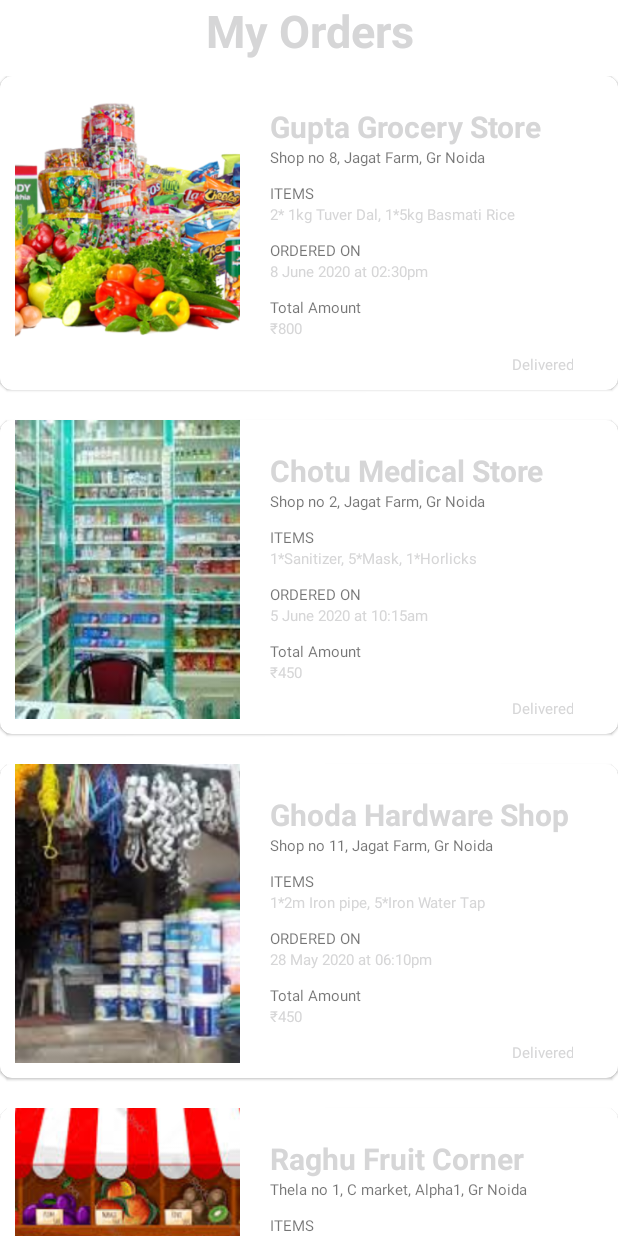
After one commit to tapanyadav/Grocy, an Android app: the Order_recyclerview screen opened directly, with no data from a screen before it, on a phone screen of 412 x 824 dp. The commit adds this screen. Run offline under Robolectric (Android 15) with nearby library versions, the phone set to English and light mode, and no system bars.

Commit message:
Added myOrders page

```diff
--- a/app/build.gradle
+++ b/app/build.gradle
@@ -25,6 +25,7 @@ android {
         sourceCompatibility = 1.8
         targetCompatibility = 1.8
     }
+
 
 }
 
@@ -65,4 +66,7 @@ dependencies {
     annotationProcessor 'com.github.bumptech.glide:compiler:4.11.0'
     implementation 'android.arch.paging:runtime:2.1.1'
 
+
+    implementation 'androidx.recyclerview:recyclerview:1.1.0'
+
 }
--- a/app/src/main/AndroidManifest.xml
+++ b/app/src/main/AndroidManifest.xml
@@ -6,7 +6,7 @@
     <uses-permission android:name="android.permission.ACCESS_NETWORK_STATE" />
     <uses-permission android:name="android.permission.INTERNET" />
     <uses-permission android:name="android.permission.ACCESS_COARSE_LOCATION" />
-    <uses-permission android:name="android.permission.ACCESS_FINE_LOCATION"/>
+    <uses-permission android:name="android.permission.ACCESS_FINE_LOCATION" />
 
     <application
         android:icon="@mipmap/ic_launcher"
@@ -16,7 +16,8 @@
         android:theme="@style/AppTheme"
         android:usesCleartextTraffic="true"
         tools:targetApi="m">
-        <activity android:name=".activities.AboutActivity"></activity>
+        <activity android:name=".activities.Order_recyclerview"></activity>
+        <activity android:name=".activities.AboutActivity" />
         <activity
             android:name=".activities.CategoriesDetailsActivity"
             android:hardwareAccelerated="true" />
--- /dev/null
+++ b/app/src/main/java/com/example/grocy/Adapters/OrdersAdapter.java
@@ -0,0 +1,69 @@
+package com.example.grocy.Adapters;
+
+import android.content.Context;
+import android.view.LayoutInflater;
+import android.view.View;
+import android.view.ViewGroup;
+import android.widget.ImageView;
+import android.widget.TextView;
+
+import androidx.annotation.NonNull;
+import androidx.recyclerview.widget.RecyclerView;
+
+import com.example.grocy.Models.OrderModel;
+import com.example.grocy.R;
+
+import java.util.ArrayList;
+import java.util.List;
+
+public class OrdersAdapter extends RecyclerView.Adapter<OrdersAdapter.ViewHolder> {
+    Context context;
+    List<OrderModel> orderModelList=new ArrayList<>();
+
+
+    public OrdersAdapter(Context context, List<OrderModel> orderModelList) {
+        this.context = context;
+        this.orderModelList = orderModelList;
+    }
+
+    @NonNull
+    @Override
+    public OrdersAdapter.ViewHolder onCreateViewHolder(@NonNull ViewGroup parent, int viewType) {
+        View view=LayoutInflater.from(parent.getContext()).inflate(R.layout.order_layout,parent,false);
+        return new ViewHolder(view);
+    }
+
+    @Override
+    public void onBindViewHolder(@NonNull OrdersAdapter.ViewHolder holder, int position) {
+        OrderModel orderModel=orderModelList.get(position);
+        holder.imageView.setImageResource(orderModel.getImageid());
+        holder.textView1.setText(orderModel.getShop());
+        holder.textView2.setText(orderModel.getAddress());
+        holder.textView3.setText(orderModel.getItem());
+        holder.textView4.setText(orderModel.getDate());
+        holder.textView5.setText(orderModel.getAmount());
+        holder.textView6.setText(orderModel.getDelivery_status());
+
+    }
+
+    @Override
+    public int getItemCount() {
+        return orderModelList.size();
+    }
+
+    public class ViewHolder extends RecyclerView.ViewHolder {
+        TextView textView1, textView2, textView3, textView4, textView5, textView6;
+        ImageView imageView;
+        public ViewHolder(@NonNull View itemView) {
+            super(itemView);
+            textView1=itemView.findViewById(R.id.shop_name);
+            textView2=itemView.findViewById(R.id.shop_address);
+            textView3=itemView.findViewById(R.id.ordered_items);
+            textView4=itemView.findViewById(R.id.ordered_date_time);
+            textView5=itemView.findViewById(R.id.amount);
+            textView6=itemView.findViewById(R.id.delivery_status);
+            imageView=itemView.findViewById(R.id.shop_image);
+
+        }
+    }
+}
--- a/app/src/main/java/com/example/grocy/activities/MainActivity.java
+++ b/app/src/main/java/com/example/grocy/activities/MainActivity.java
@@ -301,11 +301,13 @@ public class MainActivity extends AppCompatActivity implements NavigationView.On
         switch (menuItem.getItemId()) {
             case R.id.orders:
                 Toast.makeText(this, "Orders are shown here!", Toast.LENGTH_SHORT).show();
+                Intent intent=new Intent(this, Order_recyclerview.class);
+                startActivity(intent);
                 return true;
             case R.id.about:
                 Toast.makeText(this, "About is clicked!", Toast.LENGTH_SHORT).show();
-                Intent intent=new Intent(this, AboutActivity.class);
-                startActivity(intent);
+                Intent intent1=new Intent(this, AboutActivity.class);
+                startActivity(intent1);
                 return true;
             case R.id.feedback:
                 Toast.makeText(this, "Give your feedback here!", Toast.LENGTH_SHORT).show();
--- /dev/null
+++ b/app/src/main/java/com/example/grocy/activities/Order_recyclerview.java
@@ -0,0 +1,40 @@
+package com.example.grocy.activities;
+
+import androidx.appcompat.app.AppCompatActivity;
+import androidx.recyclerview.widget.LinearLayoutManager;
+import androidx.recyclerview.widget.RecyclerView;
+
+import android.os.Bundle;
+
+import com.example.grocy.Adapters.OrdersAdapter;
+import com.example.grocy.Models.OrderModel;
+import com.example.grocy.R;
+
+import java.util.ArrayList;
+import java.util.List;
+
+public class Order_recyclerview extends AppCompatActivity {
+    RecyclerView recyclerView;
+    List<OrderModel> orderModelList=new ArrayList<>();
+    OrdersAdapter ordersAdapter;
+
+    @Override
+    protected void onCreate(Bundle savedInstanceState) {
+        super.onCreate(savedInstanceState);
+        setContentView(R.layout.activity_order_recyclerview);
+        recyclerView=findViewById(R.id.recyclerview);
+        ordersAdapter=new OrdersAdapter(getApplicationContext(),orderModelList);
+        recyclerView.setHasFixedSize(false);
+        recyclerView.setLayoutManager(new LinearLayoutManager(this));
+        recyclerView.setAdapter(ordersAdapter);
+        orderModelList.add(new OrderModel("Gupta Grocery Store", "Shop no 8, Jagat Farm, Gr Noida", "2* 1kg Tuver Dal, 1*5kg Basmati Rice", "8 June 2020 at 02:30pm", R.drawable.groc, "₹800", "Delivered"));
+        orderModelList.add(new OrderModel("Chotu Medical Store", "Shop no 2, Jagat Farm, Gr Noida", "1*Sanitizer, 5*Mask, 1*Horlicks", "5 June 2020 at 10:15am", R.drawable.medical, "₹450", "Delivered"));
+        orderModelList.add(new OrderModel("Ghoda Hardware Shop", "Shop no 11, Jagat Farm, Gr Noida", "1*2m Iron pipe, 5*Iron Water Tap", "28 May 2020 at 06:10pm", R.drawable.hardware, "₹450", "Delivered"));
+        orderModelList.add(new OrderModel("Raghu Fruit Corner", "Thela no 1, C market, Alpha1, Gr Noida", "1*2kg Apple, 1*1 dozen Banana", "20 May 2020 at 01:10pm", R.drawable.fruit, "₹350", "Order Cancelled"));
+        orderModelList.add(new OrderModel("Akku Stationary", "Shop no 6, Jagat Farm, Gr Noida", "1*Classmate Notebook, 5*Pen, 1*Register", "1 June 2020 at 05:35pm", R.drawable.stationary, "₹500", "Transaction Failed"));
+
+
+
+
+    }
+}
--- /dev/null
+++ b/app/src/main/res/layout/activity_order_recyclerview.xml
@@ -0,0 +1,26 @@
+<?xml version="1.0" encoding="utf-8"?>
+<LinearLayout xmlns:android="http://schemas.android.com/apk/res/android"
+    xmlns:app="http://schemas.android.com/apk/res-auto"
+    xmlns:tools="http://schemas.android.com/tools"
+    android:layout_width="match_parent"
+    android:layout_height="match_parent"
+    android:orientation="vertical"
+    tools:context=".activities.Order_recyclerview">
+    <TextView
+        android:layout_width="match_parent"
+        android:layout_height="wrap_content"
+        android:gravity="center"
+        android:text="My Orders"
+        android:textColor="@color/quantum_black_text"
+        android:textSize="30sp"
+        android:textStyle="bold"/>
+
+
+    <androidx.recyclerview.widget.RecyclerView
+        android:id="@+id/recyclerview"
+        android:layout_width="match_parent"
+        android:layout_height="match_parent"
+        android:layout_marginTop="10dp">
+
+    </androidx.recyclerview.widget.RecyclerView>
+</LinearLayout>
--- /dev/null
+++ b/app/src/main/res/layout/order_layout.xml
@@ -0,0 +1,127 @@
+<?xml version="1.0" encoding="utf-8"?>
+
+
+<com.google.android.material.card.MaterialCardView xmlns:android="http://schemas.android.com/apk/res/android"
+    xmlns:app="http://schemas.android.com/apk/res-auto"
+    android:layout_width="match_parent"
+    android:layout_height="wrap_content"
+    android:layout_marginBottom="20dp"
+    android:elevation="4dp"
+    android:orientation="vertical"
+    app:cardCornerRadius="8dp">
+        <LinearLayout
+            android:layout_width="match_parent"
+            android:layout_height="wrap_content"
+            android:layout_marginStart="10dp"
+            android:layout_marginEnd="10dp"
+            android:layout_marginBottom="10dp"
+            android:orientation="horizontal">
+
+            <ImageView
+                android:id="@+id/shop_image"
+                android:layout_width="150dp"
+                android:layout_height="match_parent"
+                android:scaleType="centerCrop"
+                android:src="@drawable/groc"/>
+            <LinearLayout
+                android:layout_width="match_parent"
+                android:layout_height="wrap_content"
+                android:orientation="vertical">
+
+                <TextView
+                    android:id="@+id/shop_name"
+                    android:layout_width="wrap_content"
+                    android:layout_height="wrap_content"
+                    android:layout_marginStart="20dp"
+                    android:layout_marginTop="20dp"
+                    android:text="Gupta Grocery Store"
+                    android:textColor="@color/quantum_black_text"
+                    android:textSize="20sp"
+                    android:textStyle="bold"/>
+                <TextView
+                    android:id="@+id/shop_address"
+                    android:layout_width="wrap_content"
+                    android:layout_height="wrap_content"
+                    android:layout_marginStart="20dp"
+                    android:text="Shop no 8, Jagat Farm, Gr Noida"
+                    android:textSize="10sp"/>
+<!--                <view-->
+<!--                    android:layout_width="match_parent"-->
+<!--                    android:layout_height="1dp"-->
+<!--                    android:layout_marginStart="10dp"-->
+<!--                    android:layout_marginEnd="10dp"-->
+<!--                    android:layout_marginTop="10dp"/>-->
+
+                <TextView
+                    android:layout_width="wrap_content"
+                    android:layout_height="wrap_content"
+                    android:layout_marginStart="20dp"
+                    android:layout_marginTop="10dp"
+                    android:text="@string/items"
+                    android:textSize="10sp"/>
+                <TextView
+                    android:id="@+id/ordered_items"
+                    android:layout_width="wrap_content"
+                    android:layout_height="wrap_content"
+                    android:layout_marginStart="20dp"
+                    android:text="2* 1kg Tuver Dal, 1*5kg Basmati Rice"
+                    android:textColor="@color/quantum_black_text"
+                    android:textSize="10sp"/>
+
+                <TextView
+                    android:layout_width="wrap_content"
+                    android:layout_height="wrap_content"
+                    android:layout_marginStart="20dp"
+                    android:layout_marginTop="10dp"
+                    android:text="@string/ordered_on"
+                    android:textSize="10sp"/>
+
+                <TextView
+                    android:id="@+id/ordered_date_time"
+                    android:layout_width="wrap_content"
+                    android:layout_height="wrap_content"
+                    android:layout_marginStart="20dp"
+                    android:text="8 June 2020 at 2:30pm"
+                    android:textColor="@color/quantum_black_text"
+                    android:textSize="10sp"/>
+
+                <TextView
+                    android:layout_width="wrap_content"
+                    android:layout_height="wrap_content"
+                    android:layout_marginStart="20dp"
+                    android:layout_marginTop="10dp"
+                    android:text="@string/total_amount"
+                    android:textSize="10sp"/>
+
+                <TextView
+                    android:id="@+id/amount"
+                    android:layout_width="wrap_content"
+                    android:layout_height="wrap_content"
+                    android:layout_marginStart="20dp"
+                    android:text="₹800"
+                    android:textColor="@color/quantum_black_text"
+                    android:textSize="10sp"/>
+
+<!--                <view-->
+<!--                    android:layout_width="match_parent"-->
+<!--                    android:layout_height="1dp"-->
+<!--                    android:layout_marginStart="10dp"-->
+<!--                    android:layout_marginEnd="10dp"-->
+<!--                    android:layout_marginTop="10dp"/>-->
+
+                <TextView
+                    android:id="@+id/delivery_status"
+                    android:layout_width="match_parent"
+                    android:layout_height="wrap_content"
+                    android:layout_marginTop="10dp"
+                    android:layout_marginEnd="20dp"
+                    android:gravity="end"
+                    android:text="Delivered"
+                    android:textColor="@color/quantum_black_text"
+                    android:textSize="10sp"/>
+
+
+            </LinearLayout>
+
+        </LinearLayout>
+</com.google.android.material.card.MaterialCardView>
--- a/app/src/main/res/values/strings.xml
+++ b/app/src/main/res/values/strings.xml
@@ -15,4 +15,10 @@
 
     <!-- TODO: Remove or change this placeholder text -->
     <string name="hello_blank_fragment">Hello blank fragment</string>
+    <string name="ordered_on">ORDERED ON</string>
+    <string name="items">ITEMS</string>
+    <string name="total_amount">Total Amount</string>
+
+
+
 </resources>
```
Also changed, not shown: app/src/main/res/drawable/fruit.png (added), app/src/main/res/drawable/hardware.png (added), app/src/main/res/drawable/medical.png (added).
